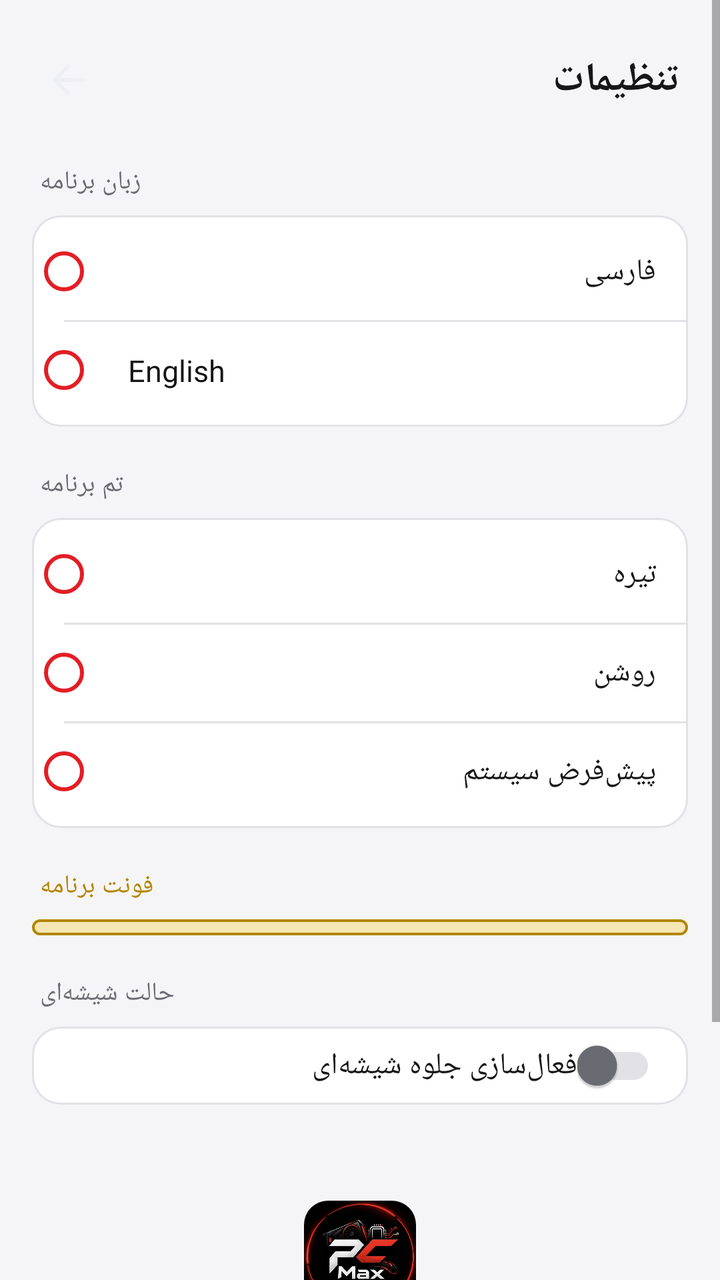
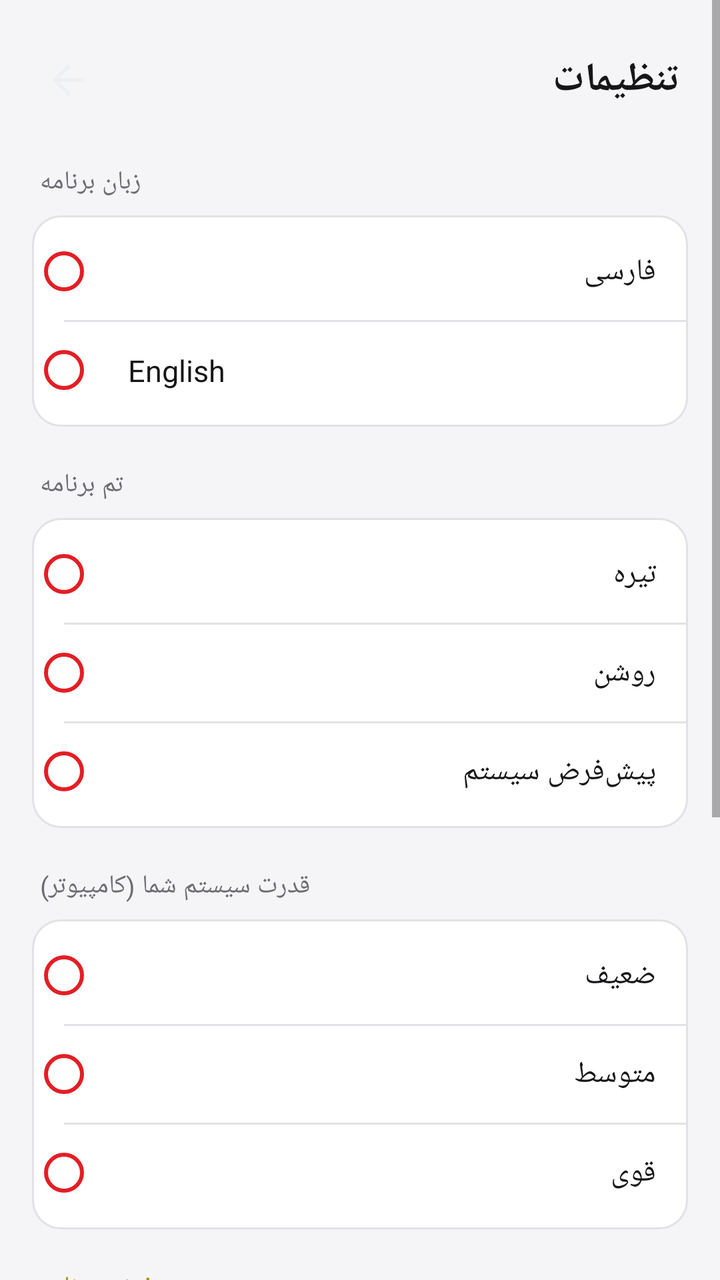

Two renders of the same Android screen: before a commit and after it. Below are the layout's source before the change and the commit's diff.
<!-- AndroidManifest.xml: application theme Theme.GameSettings -->
<!-- res/layout/activity_settings.xml -->
<?xml version="1.0" encoding="utf-8"?>
<ScrollView xmlns:android="http://schemas.android.com/apk/res/android"
    xmlns:app="http://schemas.android.com/apk/res-auto"
    android:layout_width="match_parent"
    android:layout_height="match_parent"
    android:background="@color/background"
    android:fillViewport="true">

    <LinearLayout
        android:layout_width="match_parent"
        android:layout_height="wrap_content"
        android:orientation="vertical">

        
        <LinearLayout
            android:layout_width="match_parent"
            android:layout_height="wrap_content"
            android:orientation="horizontal"
            android:gravity="center_vertical"
            android:paddingStart="12dp"
            android:paddingEnd="20dp"
            android:paddingTop="18dp"
            android:paddingBottom="8dp">

            <ImageButton
                android:id="@+id/back_button"
                android:layout_width="44dp"
                android:layout_height="44dp"
                android:background="?android:attr/selectableItemBackgroundBorderless"
                android:src="@drawable/ic_back"
                android:contentDescription="بازگشت"
                app:tint="@color/text_primary" />

            <TextView
                android:layout_width="0dp"
                android:layout_height="wrap_content"
                android:layout_weight="1"
                android:layout_marginStart="4dp"
                android:text="@string/settings_title"
                android:textSize="20sp"
                android:textStyle="bold"
                android:textColor="@color/text_primary" />

        </LinearLayout>

        
        <TextView
            android:layout_width="wrap_content"
            android:layout_height="wrap_content"
            android:layout_marginStart="20dp"
            android:layout_marginTop="12dp"
            android:layout_marginBottom="8dp"
            android:text="@string/settings_language"
            android:textSize="13sp"
            android:textColor="@color/text_secondary" />

        <LinearLayout
            android:id="@+id/language_card"
            android:layout_width="match_parent"
            android:layout_height="wrap_content"
            android:orientation="vertical"
            android:layout_marginHorizontal="16dp"
            android:background="@drawable/bg_card"
            android:paddingVertical="4dp">

            <RadioGroup
                android:id="@+id/language_group"
                android:layout_width="match_parent"
                android:layout_height="wrap_content"
                android:orientation="vertical">

                <RadioButton
                    android:id="@+id/lang_fa"
                    style="@style/SettingsRadio"
                    android:text="@string/lang_fa" />

                <View style="@style/SettingsDivider" />

                <RadioButton
                    android:id="@+id/lang_en"
                    style="@style/SettingsRadio"
                    android:text="@string/lang_en" />

            </RadioGroup>
        </LinearLayout>

        
        <TextView
            android:layout_width="wrap_content"
            android:layout_height="wrap_content"
            android:layout_marginStart="20dp"
            android:layout_marginTop="20dp"
            android:layout_marginBottom="8dp"
            android:text="@string/settings_theme"
            android:textSize="13sp"
            android:textColor="@color/text_secondary" />

        <LinearLayout
            android:id="@+id/theme_card"
            android:layout_width="match_parent"
            android:layout_height="wrap_content"
            android:orientation="vertical"
            android:layout_marginHorizontal="16dp"
            android:background="@drawable/bg_card"
            android:paddingVertical="4dp">

            <RadioGroup
                android:id="@+id/theme_group"
                android:layout_width="match_parent"
                android:layout_height="wrap_content"
                android:orientation="vertical">

                <RadioButton
                    android:id="@+id/theme_dark"
                    style="@style/SettingsRadio"
                    android:text="@string/theme_dark" />

                <View style="@style/SettingsDivider" />

                <RadioButton
                    android:id="@+id/theme_light"
                    style="@style/SettingsRadio"
                    android:text="@string/theme_light" />

                <View style="@style/SettingsDivider" />

                <RadioButton
                    android:id="@+id/theme_system"
                    style="@style/SettingsRadio"
                    android:text="@string/theme_system" />

            </RadioGroup>
        </LinearLayout>

        
        <TextView
            android:layout_width="wrap_content"
            android:layout_height="wrap_content"
            android:layout_marginStart="20dp"
            android:layout_marginTop="20dp"
            android:layout_marginBottom="8dp"
            android:text="@string/settings_font"
            android:textSize="13sp"
            android:textColor="@color/tag_yellow" />

        <LinearLayout
            android:id="@+id/font_card"
            android:layout_width="match_parent"
            android:layout_height="wrap_content"
            android:orientation="vertical"
            android:layout_marginHorizontal="16dp"
            android:background="@drawable/bg_card_glass_yellow"
            android:paddingVertical="4dp">

            <RadioGroup
                android:id="@+id/font_group"
                android:layout_width="match_parent"
                android:layout_height="wrap_content"
                android:orientation="vertical" />

        </LinearLayout>

        
        <TextView
            android:layout_width="wrap_content"
            android:layout_height="wrap_content"
            android:layout_marginStart="20dp"
            android:layout_marginTop="20dp"
            android:layout_marginBottom="8dp"
            android:text="@string/settings_glass"
            android:textSize="13sp"
            android:textColor="@color/text_secondary" />

        <LinearLayout
            android:id="@+id/glass_card"
            android:layout_width="match_parent"
            android:layout_height="wrap_content"
            android:orientation="horizontal"
            android:gravity="center_vertical"
            android:layout_marginHorizontal="16dp"
            android:background="@drawable/bg_card"
            android:paddingHorizontal="16dp"
            android:paddingVertical="6dp">

            <TextView
                android:layout_width="0dp"
                android:layout_height="wrap_content"
                android:layout_weight="1"
                android:text="@string/glass_effect"
                android:textSize="15sp"
                android:textColor="@color/text_primary" />

            <androidx.appcompat.widget.SwitchCompat
                android:id="@+id/glass_switch"
                android:layout_width="wrap_content"
                android:layout_height="wrap_content"
                app:thumbTint="@color/switch_thumb_tint"
                app:trackTint="@color/switch_track_tint" />

        </LinearLayout>

        
        <LinearLayout
            android:layout_width="match_parent"
            android:layout_height="wrap_content"
            android:orientation="vertical"
            android:gravity="center"
            android:paddingTop="48dp"
            android:paddingBottom="32dp">

            <ImageView
                android:layout_width="56dp"
                android:layout_height="56dp"
                android:src="@drawable/app_logo"
                android:background="@drawable/bg_image_rounded"
                android:clipToOutline="true" />

            <TextView
                android:layout_width="wrap_content"
                android:layout_height="wrap_content"
                android:layout_marginTop="10dp"
                android:text="PC Max"
                android:textSize="14sp"
                android:textStyle="bold"
                android:textColor="@color/text_primary" />

            <TextView
                android:id="@+id/version_text"
                android:layout_width="wrap_content"
                android:layout_height="wrap_content"
                android:layout_marginTop="4dp"
                android:textSize="12sp"
                android:textColor="@color/text_secondary" />

            <Button
                android:id="@+id/check_update_button"
                android:layout_width="wrap_content"
                android:layout_height="wrap_content"
                android:layout_marginTop="16dp"
                android:paddingHorizontal="24dp"
                android:paddingVertical="10dp"
                android:background="@drawable/bg_round_button_glass"
                android:text="@string/check_for_update"
                android:textAllCaps="false"
                android:textSize="13sp"
                android:textColor="@color/text_primary"
                android:elevation="0dp"
                android:stateListAnimator="@null" />

        </LinearLayout>

    </LinearLayout>

</ScrollView>
<!-- resources referenced by this layout -->
<resources>
  <color name="background">#F5F5F7</color>
  <color name="tag_yellow">#B38600</color>
  <color name="text_primary">#161618</color>
  <color name="text_secondary">#6C6C74</color>
  <!-- drawable bg_card (drawable) -->
  <?xml version="1.0" encoding="utf-8"?>
  <shape xmlns:android="http://schemas.android.com/apk/res/android"
      android:shape="rectangle">
      <solid android:color="@color/surface" />
      <stroke android:width="1dp" android:color="@color/border" />
      <corners android:radius="14dp" />
  </shape>
  <!-- drawable bg_card_glass_yellow (drawable) -->
  <?xml version="1.0" encoding="utf-8"?>
  <shape xmlns:android="http://schemas.android.com/apk/res/android">
      <solid android:color="@color/glass_yellow_fill" />
      <stroke android:width="1.2dp" android:color="@color/tag_yellow" />
      <corners android:radius="16dp" />
  </shape>
  <!-- drawable bg_image_rounded (drawable) -->
  <?xml version="1.0" encoding="utf-8"?>
  <shape xmlns:android="http://schemas.android.com/apk/res/android"
      android:shape="rectangle">
      <solid android:color="@color/surface_alt" />
      <corners android:radius="12dp" />
  </shape>
  <!-- drawable bg_round_button_glass (drawable) -->
  <?xml version="1.0" encoding="utf-8"?>
  <shape xmlns:android="http://schemas.android.com/apk/res/android"
      android:shape="oval">
      <solid android:color="@color/glass_fill" />
      <stroke android:width="1dp" android:color="@color/glass_border" />
  </shape>
  <!-- drawable ic_back (drawable) -->
  <vector xmlns:android="http://schemas.android.com/apk/res/android"
      android:width="24dp"
      android:height="24dp"
      android:viewportWidth="24"
      android:viewportHeight="24"
      android:autoMirrored="true">
      <path
          android:fillColor="#EDEFF3"
          android:pathData="M20,11H7.83l5.59,-5.59L12,4l-8,8 8,8 1.41,-1.41L7.83,13H20v-2z" />
  </vector>
  <string name="check_for_update">بررسی آپدیت</string>
  <string name="glass_effect">فعال‌سازی جلوه شیشه‌ای</string>
  <string name="lang_en">English</string>
  <string name="lang_fa">فارسی</string>
  <string name="settings_font">فونت برنامه</string>
  <string name="settings_glass">حالت شیشه‌ای</string>
  <string name="settings_language">زبان برنامه</string>
  <string name="settings_theme">تم برنامه</string>
  <string name="settings_title">تنظیمات</string>
  <string name="theme_dark">تیره</string>
  <string name="theme_light">روشن</string>
  <string name="theme_system">پیش‌فرض سیستم</string>
  <style name="SettingsDivider">
          <item name="android:layout_width">match_parent</item>
          <item name="android:layout_height">1dp</item>
          <item name="android:background">@color/border</item>
          <item name="android:layout_marginStart">16dp</item>
      </style>
  <style name="SettingsRadio" parent="Widget.AppCompat.CompoundButton.RadioButton">
          <item name="android:layout_width">match_parent</item>
          <item name="android:layout_height">wrap_content</item>
          <item name="android:paddingVertical">14dp</item>
          <item name="android:paddingHorizontal">16dp</item>
          <item name="android:textSize">15sp</item>
          <item name="android:textColor">@color/text_primary</item>
          <item name="android:buttonTint">@color/accent_red</item>
      </style>
  <color name="surface">#FFFFFF</color>
  <color name="border">#E2E2E6</color>
  <color name="glass_yellow_fill">#4DF5C518</color>
  <color name="surface_alt">#EFEFF2</color>
  <color name="glass_fill">#B3FFFFFF</color>
  <color name="glass_border">#4DFFFFFF</color>
  <color name="accent_red">#E31E24</color>
  <!-- unchanged entries left out for length: 2 -->
</resources>

<!-- the commit's change to res/layout/activity_settings.xml (unified diff, before → after) -->
@@ -128,6 +128,54 @@
                     android:id="@+id/theme_system"
                     style="@style/SettingsRadio"
                     android:text="@string/theme_system" />
+
+            </RadioGroup>
+        </LinearLayout>
+
+        
+        <TextView
+            android:layout_width="wrap_content"
+            android:layout_height="wrap_content"
+            android:layout_marginStart="20dp"
+            android:layout_marginTop="20dp"
+            android:layout_marginBottom="8dp"
+            android:text="@string/settings_system_power"
+            android:textSize="13sp"
+            android:textColor="@color/text_secondary" />
+
+        <LinearLayout
+            android:id="@+id/system_tier_card"
+            android:layout_width="match_parent"
+            android:layout_height="wrap_content"
+            android:orientation="vertical"
+            android:layout_marginHorizontal="16dp"
+            android:background="@drawable/bg_card"
+            android:paddingVertical="4dp">
+
+            <RadioGroup
+                android:id="@+id/system_tier_group"
+                android:layout_width="match_parent"
+                android:layout_height="wrap_content"
+                android:orientation="vertical">
+
+                <RadioButton
+                    android:id="@+id/tier_weak"
+                    style="@style/SettingsRadio"
+                    android:text="@string/system_tier_weak" />
+
+                <View style="@style/SettingsDivider" />
+
+                <RadioButton
+                    android:id="@+id/tier_medium"
+                    style="@style/SettingsRadio"
+                    android:text="@string/system_tier_medium" />
+
+                <View style="@style/SettingsDivider" />
+
+                <RadioButton
+                    android:id="@+id/tier_strong"
+                    style="@style/SettingsRadio"
+                    android:text="@string/system_tier_strong" />
 
             </RadioGroup>
         </LinearLayout>
<!-- resource entries referenced after the edit -->
@@ -51,8 +51,12 @@
   <string name="settings_font">فونت برنامه</string>
   <string name="settings_glass">حالت شیشه‌ای</string>
   <string name="settings_language">زبان برنامه</string>
+  <string name="settings_system_power">قدرت سیستم شما (کامپیوتر)</string>
   <string name="settings_theme">تم برنامه</string>
   <string name="settings_title">تنظیمات</string>
+  <string name="system_tier_medium">متوسط</string>
+  <string name="system_tier_strong">قوی</string>
+  <string name="system_tier_weak">ضعیف</string>
   <string name="theme_dark">تیره</string>
   <string name="theme_light">روشن</string>
   <string name="theme_system">پیش‌فرض سیستم</string>
